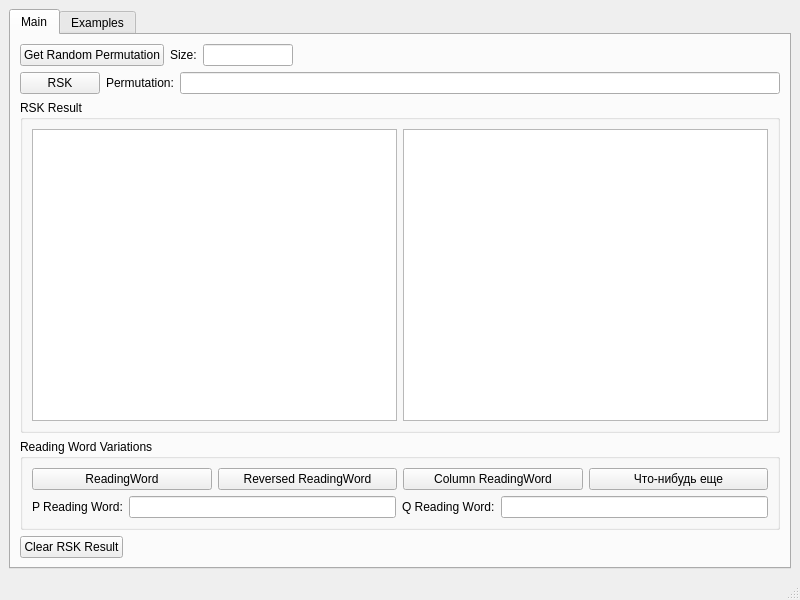
First picture: the form in mainwindow.ui, repository TheTiNi17/YoungTable, before the edit.
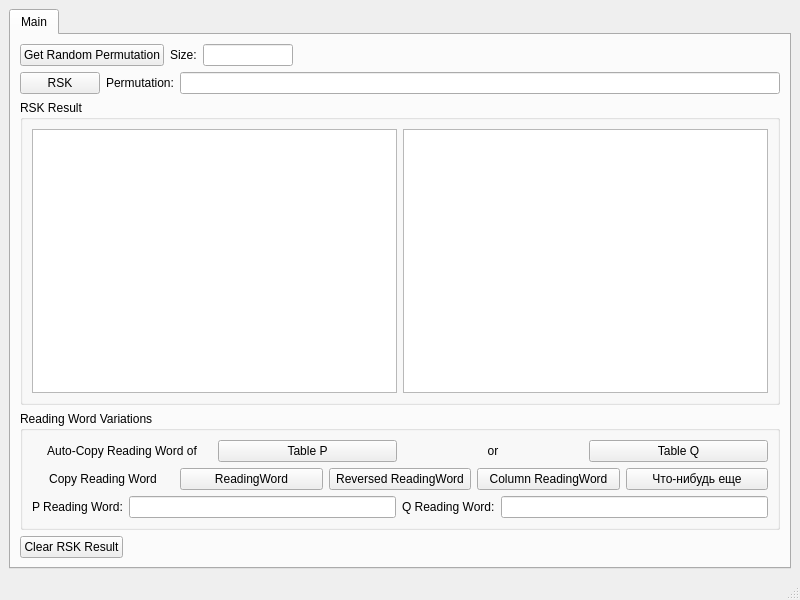
Second picture: the form after the edit.

Diff of the .ui file:
```diff
--- a/mainwindow.ui
+++ b/mainwindow.ui
@@ -117,6 +117,15 @@
                 <string notr="true">QTextEdit *textEdit = new QTextEdit;
 textEdit-&gt;setAlignment(Qt::AlignLeft | Qt::AlignTop);</string>
                </property>
+               <property name="verticalScrollBarPolicy">
+                <enum>Qt::ScrollBarAsNeeded</enum>
+               </property>
+               <property name="horizontalScrollBarPolicy">
+                <enum>Qt::ScrollBarAsNeeded</enum>
+               </property>
+               <property name="sizeAdjustPolicy">
+                <enum>QAbstractScrollArea::AdjustIgnored</enum>
+               </property>
                <property name="lineWrapMode">
                 <enum>QTextEdit::WidgetWidth</enum>
                </property>
@@ -137,6 +146,15 @@
              </item>
              <item>
               <widget class="QTextEdit" name="RecordingT1">
+               <property name="verticalScrollBarPolicy">
+                <enum>Qt::ScrollBarAsNeeded</enum>
+               </property>
+               <property name="horizontalScrollBarPolicy">
+                <enum>Qt::ScrollBarAsNeeded</enum>
+               </property>
+               <property name="sizeAdjustPolicy">
+                <enum>QAbstractScrollArea::AdjustIgnored</enum>
+               </property>
                <property name="readOnly">
                 <bool>true</bool>
                </property>
@@ -153,8 +171,59 @@
            <string>Reading Word Variations</string>
           </property>
           <layout class="QVBoxLayout" name="verticalLayout">
+           <item>
+            <layout class="QHBoxLayout" name="horizontalLayout_8">
+             <item>
+              <widget class="QLabel" name="label_5">
+               <property name="text">
+                <string>Auto-Copy Reading Word of</string>
+               </property>
+               <property name="alignment">
+                <set>Qt::AlignCenter</set>
+               </property>
+              </widget>
+             </item>
+             <item>
+              <widget class="QPushButton" name="UseRWOfPButton">
+               <property name="text">
+                <string>Table P</string>
+               </property>
+              </widget>
+             </item>
+             <item>
+              <widget class="QLabel" name="label_7">
+               <property name="layoutDirection">
+                <enum>Qt::LeftToRight</enum>
+               </property>
+               <property name="text">
+                <string>or</string>
+               </property>
+               <property name="alignment">
+                <set>Qt::AlignCenter</set>
+               </property>
+              </widget>
+             </item>
+             <item>
+              <widget class="QPushButton" name="UseRWOfQButton">
+               <property name="text">
+                <string>Table Q</string>
+               </property>
+              </widget>
+             </item>
+            </layout>
+           </item>
            <item>
             <layout class="QHBoxLayout" name="horizontalLayout_10">
+             <item>
+              <widget class="QLabel" name="label_8">
+               <property name="text">
+                <string>Copy Reading Word</string>
+               </property>
+               <property name="alignment">
+                <set>Qt::AlignCenter</set>
+               </property>
+              </widget>
+             </item>
              <item>
               <widget class="QPushButton" name="GetReadingWord">
                <property name="text">
@@ -246,77 +315,6 @@
         </item>
        </layout>
       </widget>
-      <widget class="QWidget" name="Iterations">
-       <attribute name="title">
-        <string>Examples</string>
-       </attribute>
-       <widget class="QWidget" name="">
-        <property name="geometry">
-         <rect>
-          <x>10</x>
-          <y>20</y>
-          <width>701</width>
-          <height>241</height>
-         </rect>
-        </property>
-        <layout class="QHBoxLayout" name="horizontalLayout_7">
-         <item>
-          <widget class="QLabel" name="label_3">
-           <property name="text">
-            <string>Примеры формы λ = (1;2;3;4)</string>
-           </property>
-          </widget>
-         </item>
-         <item>
-          <layout class="QVBoxLayout" name="verticalLayout_4">
-           <item>
-            <widget class="QLineEdit" name="InsRW_2">
-             <property name="text">
-              <string>9,3,6,10,4,8,1,2,5,7</string>
-             </property>
-             <property name="readOnly">
-              <bool>true</bool>
-             </property>
-            </widget>
-           </item>
-           <item>
-            <widget class="QLineEdit" name="InsRW_3">
-             <property name="text">
-              <string>6,3,9,2,7,8,1,4,5,10</string>
-             </property>
-             <property name="readOnly">
-              <bool>true</bool>
-             </property>
-            </widget>
-           </item>
-           <item>
-            <widget class="QLineEdit" name="InsRW_4">
-             <property name="text">
-              <string>8,9,10,2,5,6,3,4,7,1</string>
-             </property>
-             <property name="readOnly">
-              <bool>true</bool>
-             </property>
-            </widget>
-           </item>
-          </layout>
-         </item>
-         <item>
-          <spacer name="horizontalSpacer_3">
-           <property name="orientation">
-            <enum>Qt::Horizontal</enum>
-           </property>
-           <property name="sizeHint" stdset="0">
-            <size>
-             <width>40</width>
-             <height>20</height>
-            </size>
-           </property>
-          </spacer>
-         </item>
-        </layout>
-       </widget>
-      </widget>
      </widget>
     </item>
    </layout>
```
